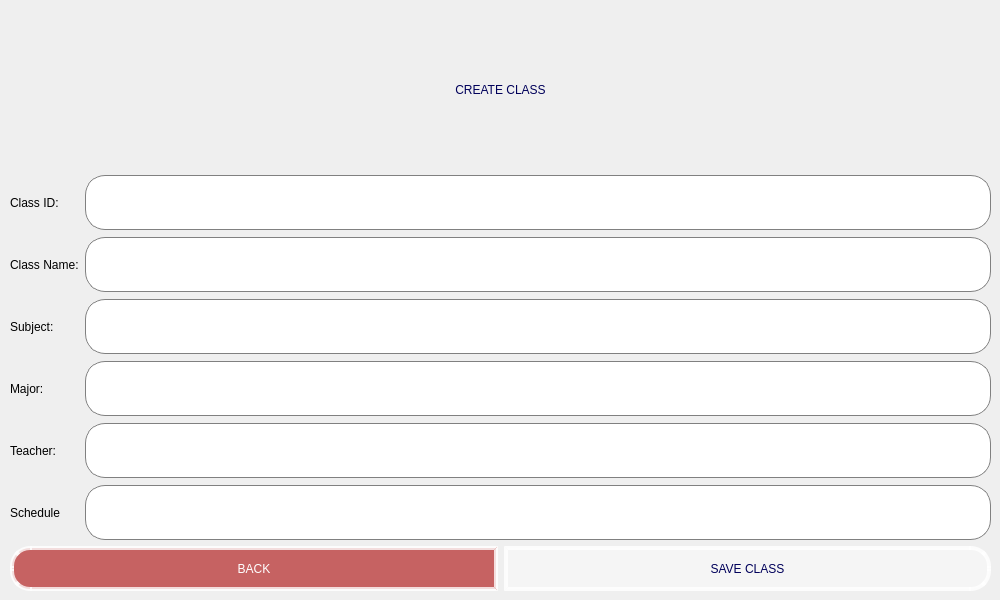
Qt form ui/Admin/CreateClass.ui (nmthuy426/KTLT-FINALTERM) before a commit.
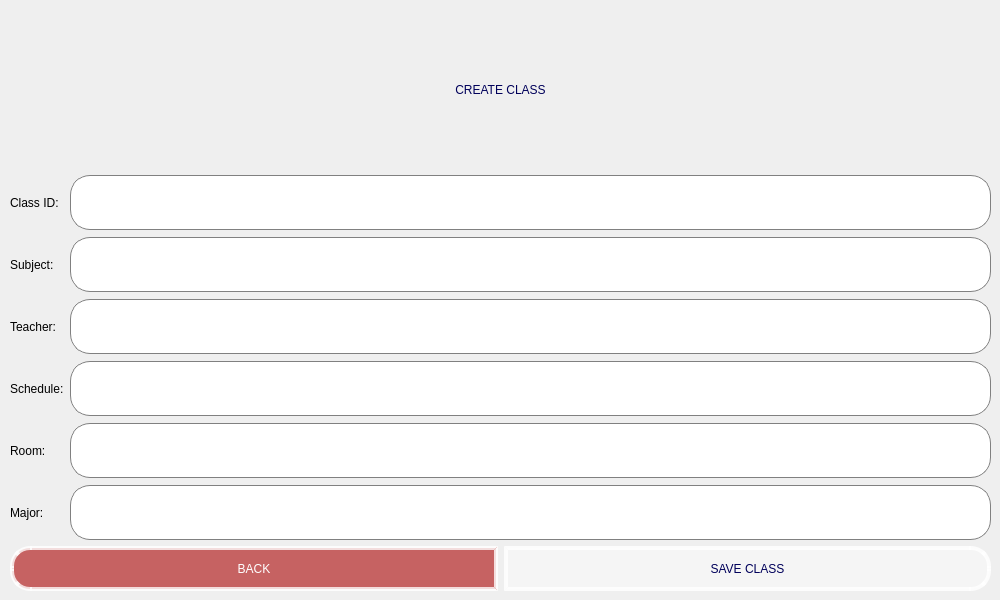
The same form after that commit.

Patch:
```diff
--- a/ui/Admin/CreateClass.ui
+++ b/ui/Admin/CreateClass.ui
@@ -60,22 +60,6 @@
           </property>
          </widget>
         </item>
-        <item>
-         <widget class="QLabel" name="label_19">
-          <property name="maximumSize">
-           <size>
-            <width>16777215</width>
-            <height>55</height>
-           </size>
-          </property>
-          <property name="styleSheet">
-           <string notr="true">font: 1000 10pt &quot;Cambria&quot;;</string>
-          </property>
-          <property name="text">
-           <string>Class Name:</string>
-          </property>
-         </widget>
-        </item>
         <item>
          <widget class="QLabel" name="label_20">
           <property name="maximumSize">
@@ -92,22 +76,6 @@
           </property>
          </widget>
         </item>
-        <item>
-         <widget class="QLabel" name="label_21">
-          <property name="maximumSize">
-           <size>
-            <width>16777215</width>
-            <height>55</height>
-           </size>
-          </property>
-          <property name="styleSheet">
-           <string notr="true">font: 1000 10pt &quot;Cambria&quot;;</string>
-          </property>
-          <property name="text">
-           <string>Major:</string>
-          </property>
-         </widget>
-        </item>
         <item>
          <widget class="QLabel" name="label_22">
           <property name="maximumSize">
@@ -136,7 +104,39 @@
            <string notr="true">font: 1000 10pt &quot;Cambria&quot;;</string>
           </property>
           <property name="text">
-           <string>Schedule</string>
+           <string>Schedule:</string>
+          </property>
+         </widget>
+        </item>
+        <item>
+         <widget class="QLabel" name="label_19">
+          <property name="maximumSize">
+           <size>
+            <width>16777215</width>
+            <height>55</height>
+           </size>
+          </property>
+          <property name="styleSheet">
+           <string notr="true">font: 1000 10pt &quot;Cambria&quot;;</string>
+          </property>
+          <property name="text">
+           <string>Room:</string>
+          </property>
+         </widget>
+        </item>
+        <item>
+         <widget class="QLabel" name="label_21">
+          <property name="maximumSize">
+           <size>
+            <width>16777215</width>
+            <height>55</height>
+           </size>
+          </property>
+          <property name="styleSheet">
+           <string notr="true">font: 1000 10pt &quot;Cambria&quot;;</string>
+          </property>
+          <property name="text">
+           <string>Major:</string>
           </property>
          </widget>
         </item>
@@ -179,38 +179,6 @@
           </property>
          </widget>
         </item>
-        <item>
-         <widget class="QLineEdit" name="lineEdit_ClassName">
-          <property name="sizePolicy">
-           <sizepolicy hsizetype="Expanding" vsizetype="Expanding">
-            <horstretch>0</horstretch>
-            <verstretch>0</verstretch>
-           </sizepolicy>
-          </property>
-          <property name="maximumSize">
-           <size>
-            <width>16777215</width>
-            <height>55</height>
-           </size>
-          </property>
-          <property name="sizeIncrement">
-           <size>
-            <width>0</width>
-            <height>10</height>
-           </size>
-          </property>
-          <property name="styleSheet">
-           <string notr="true">QLineEdit {
-    border: 1px solid gray;
-    border-radius: 20px; /* Bo góc */
-    padding: 10px;
-    font: 500 15px &quot;Cambria&quot;;
-    background: white;
-    padding-right: 20px; /* Chừa khoảng trống bên phải */
-}</string>
-          </property>
-         </widget>
-        </item>
         <item>
          <widget class="QLineEdit" name="lineEdit_Subject">
           <property name="sizePolicy">
@@ -243,38 +211,6 @@
           </property>
          </widget>
         </item>
-        <item>
-         <widget class="QLineEdit" name="lineEdit_Major">
-          <property name="sizePolicy">
-           <sizepolicy hsizetype="Expanding" vsizetype="Expanding">
-            <horstretch>0</horstretch>
-            <verstretch>0</verstretch>
-           </sizepolicy>
-          </property>
-          <property name="maximumSize">
-           <size>
-            <width>16777215</width>
-            <height>55</height>
-           </size>
-          </property>
-          <property name="sizeIncrement">
-           <size>
-            <width>0</width>
-            <height>10</height>
-           </size>
-          </property>
-          <property name="styleSheet">
-           <string notr="true">QLineEdit {
-    border: 1px solid gray;
-    border-radius: 20px; /* Bo góc */
-    padding: 10px;
-    font: 500 15px &quot;Cambria&quot;;
-    background: white;
-    padding-right: 20px; /* Chừa khoảng trống bên phải */
-}</string>
-          </property>
-         </widget>
-        </item>
         <item>
          <widget class="QLineEdit" name="lineEdit_Teacher">
           <property name="sizePolicy">
@@ -339,6 +275,70 @@
           </property>
          </widget>
         </item>
+        <item>
+         <widget class="QLineEdit" name="lineEdit_Room">
+          <property name="sizePolicy">
+           <sizepolicy hsizetype="Expanding" vsizetype="Expanding">
+            <horstretch>0</horstretch>
+            <verstretch>0</verstretch>
+           </sizepolicy>
+          </property>
+          <property name="maximumSize">
+           <size>
+            <width>16777215</width>
+            <height>55</height>
+           </size>
+          </property>
+          <property name="sizeIncrement">
+           <size>
+            <width>0</width>
+            <height>10</height>
+           </size>
+          </property>
+          <property name="styleSheet">
+           <string notr="true">QLineEdit {
+    border: 1px solid gray;
+    border-radius: 20px; /* Bo góc */
+    padding: 10px;
+    font: 500 15px &quot;Cambria&quot;;
+    background: white;
+    padding-right: 20px; /* Chừa khoảng trống bên phải */
+}</string>
+          </property>
+         </widget>
+        </item>
+        <item>
+         <widget class="QLineEdit" name="lineEdit_Major">
+          <property name="sizePolicy">
+           <sizepolicy hsizetype="Expanding" vsizetype="Expanding">
+            <horstretch>0</horstretch>
+            <verstretch>0</verstretch>
+           </sizepolicy>
+          </property>
+          <property name="maximumSize">
+           <size>
+            <width>16777215</width>
+            <height>55</height>
+           </size>
+          </property>
+          <property name="sizeIncrement">
+           <size>
+            <width>0</width>
+            <height>10</height>
+           </size>
+          </property>
+          <property name="styleSheet">
+           <string notr="true">QLineEdit {
+    border: 1px solid gray;
+    border-radius: 20px; /* Bo góc */
+    padding: 10px;
+    font: 500 15px &quot;Cambria&quot;;
+    background: white;
+    padding-right: 20px; /* Chừa khoảng trống bên phải */
+}</string>
+          </property>
+         </widget>
+        </item>
        </layout>
       </item>
      </layout>
```
